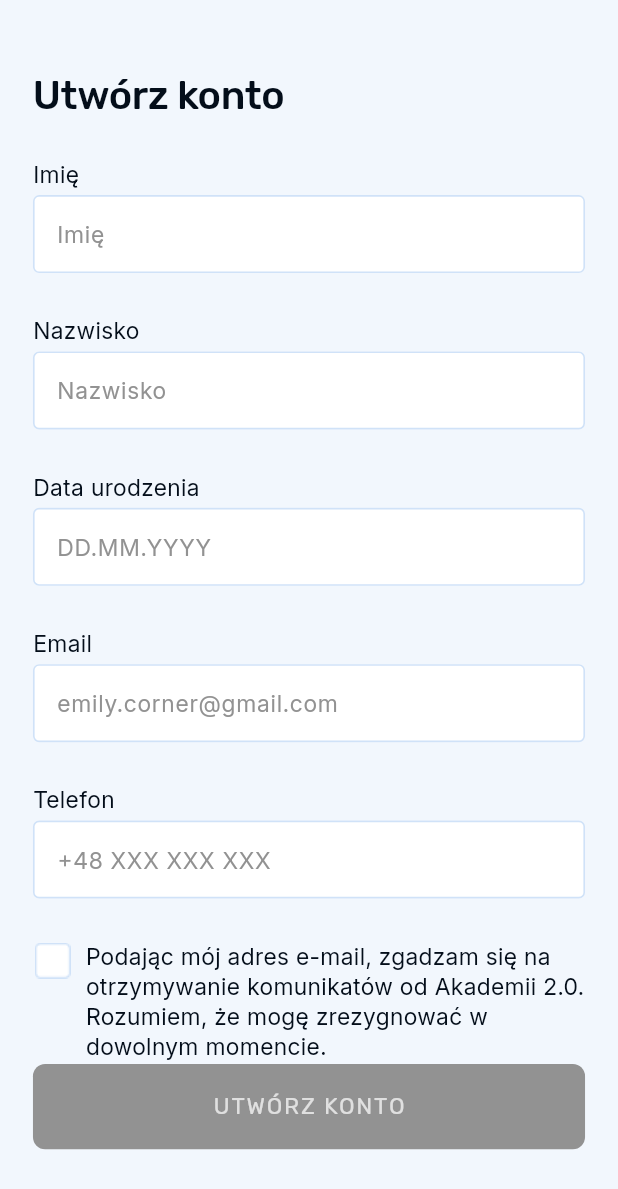
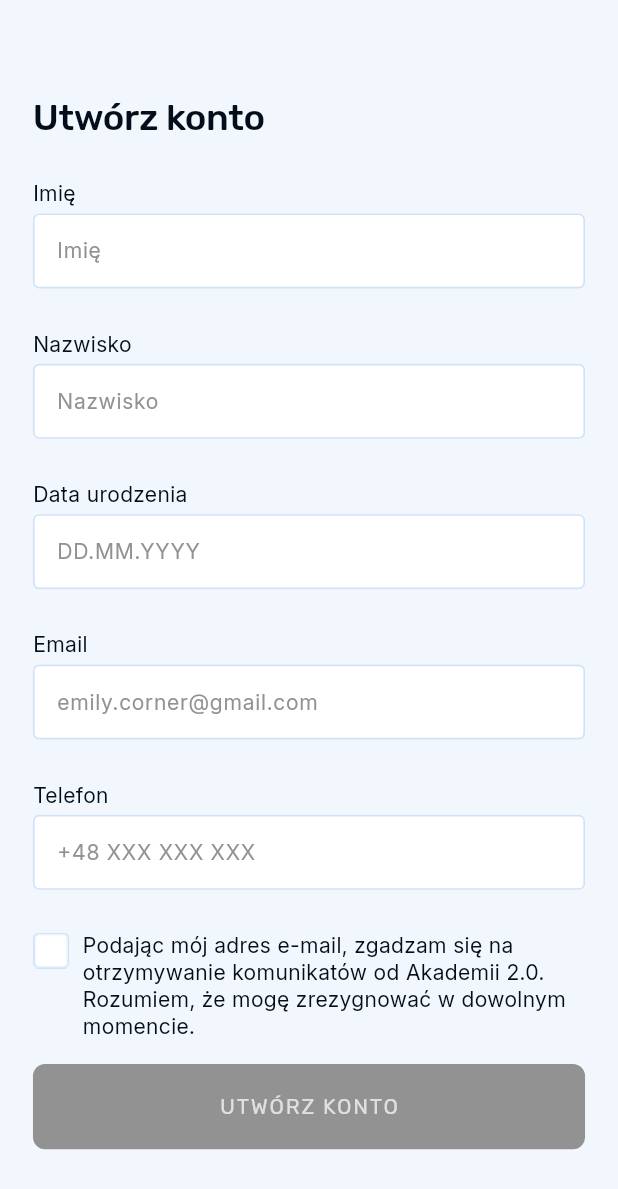
Before and after one commit to WebgateSystems/akademy2-mobile, a Flutter app: the screen it shows after launch, after a tap on "UTWÓRZ KONTO", on a phone screen of 412 x 824 dp. Shown: the top 1189 px of the screen. Run offline on Flutter 3.47's test engine with Material 3 defaults, Android fonts, the phone set to English and light mode, and no system bars; our stand-ins replace connectivity_plus, dio, file_picker, flutter_riverpod, flutter_screenutil, flutter_secure_storage and 11 more; missing offline and left inert: dio_smart_retry, downloadsfolder, flutter_pdfview, isar_plus, mobile_scanner, vector_graphics_compiler and 1 more; accounts and stored records are empty; generated files the repository leaves out were written again; statements that could not run were skipped.

Commit message:
fix ScreenUtilInit designSize

```diff
--- a/lib/app/app.dart
+++ b/lib/app/app.dart
@@ -94,9 +94,17 @@ class _AppState extends ConsumerState<App> with WidgetsBindingObserver {
   Widget build(BuildContext context) {
     final router = ref.watch(routerProvider);
     final settings = ref.watch(settingsProvider);
+    return LayoutBuilder(builder: (context, constraints) {
+      Size designSize;
+      if (constraints.maxWidth >= 600) {
+        designSize = const Size(768, 1024);
+      } else {
+        designSize = const Size(375, 812);
+      }
       return ScreenUtilInit(
-        designSize: const Size(375, 812),
-        minTextAdapt: false,
+          designSize: designSize,
+          minTextAdapt: true,
+          splitScreenMode: true,
           builder: (context, child) {
             return MediaQuery.removePadding(
               context: context,
@@ -115,11 +123,13 @@ class _AppState extends ConsumerState<App> with WidgetsBindingObserver {
                   routerConfig: router,
                   onGenerateTitle: (context) =>
                       AppLocalizations.of(context)?.appTitle ?? 'AKAdemy2.0',
-                localizationsDelegates: AppLocalizations.localizationsDelegates,
+                  localizationsDelegates:
+                      AppLocalizations.localizationsDelegates,
                   supportedLocales: AppLocalizations.supportedLocales,
                 ),
               ),
             );
           });
+    });
   }
 }
--- a/lib/app/view/base_page_with_toolbar.dart
+++ b/lib/app/view/base_page_with_toolbar.dart
@@ -39,10 +39,11 @@ class BasePageWithToolbar extends StatelessWidget {
         final bodyChildren = spacerIndex == -1
             ? childWidgets
             : childWidgets.sublist(0, spacerIndex);
-        final footerChildren =
-            spacerIndex == -1 ? <Widget>[] : childWidgets.sublist(spacerIndex + 1);
-        final hasFlexChild = bodyChildren
-            .any((w) => w is Expanded || w is Flexible || w is FlexibleSpaceBar);
+        final footerChildren = spacerIndex == -1
+            ? <Widget>[]
+            : childWidgets.sublist(spacerIndex + 1);
+        final hasFlexChild = bodyChildren.any(
+            (w) => w is Expanded || w is Flexible || w is FlexibleSpaceBar);
 
         if (stickChildrenToBottom) {
           return AnimatedContainer(
@@ -73,8 +74,10 @@ class BasePageWithToolbar extends StatelessWidget {
                         ),
                       ),
                     ),
-                  if (title.isNotEmpty) SizedBox(height: 16.h),
-                  if (title.isNotEmpty)
+                  if (title.isNotEmpty) ...[
+                    (showBackButton && !isOneToolbarRow)
+                        ? SizedBox(height: 16.h)
+                        : SizedBox(height: 32.h),
                     Padding(
                       padding: EdgeInsets.only(
                           right: 20.w,
@@ -104,6 +107,7 @@ class BasePageWithToolbar extends StatelessWidget {
                             : null,
                       ),
                     ),
+                  ],
                   Expanded(
                     child: Padding(
                       padding: EdgeInsets.symmetric(horizontal: 20.w),
@@ -154,7 +158,7 @@ class BasePageWithToolbar extends StatelessWidget {
           keyboardDismissBehavior: ScrollViewKeyboardDismissBehavior.onDrag,
           child: Column(
             children: [
-              SizedBox(height: 32.h),
+              showBackButton ? SizedBox(height: 32.h) : SizedBox(height: 48.h),
               if (showBackButton)
                 Padding(
                   padding: EdgeInsets.only(top: 16.h),
--- a/lib/app/view/checkbox_widget.dart
+++ b/lib/app/view/checkbox_widget.dart
@@ -28,8 +28,8 @@ class CheckboxWidget extends StatelessWidget {
             value
                 ? 'assets/images/ic_checkbox_checked.png'
                 : 'assets/images/ic_checkbox_unchecked.png',
-            width: 24.w,
-            height: 24.w,
+            width: 24.r,
+            height: 24.r,
           ),
         ),
         SizedBox(width: 8.w),
--- a/lib/features/auth/pin_pages.dart
+++ b/lib/features/auth/pin_pages.dart
@@ -534,7 +534,7 @@ class _RoundButtonState extends State<RoundButton> {
       return AnimatedOpacity(
         duration: const Duration(milliseconds: 120),
         opacity: _pressed ? widget.pressedImageOpacity : 1.0,
-        child: Image.asset(widget.assetImage!, width: 34.w, height: 24.h),
+        child: Image.asset(widget.assetImage!, width: 34.r, height: 24.r),
       );
     }
 
--- a/lib/features/auth/wait_approval_page.dart
+++ b/lib/features/auth/wait_approval_page.dart
@@ -94,8 +94,8 @@ class WaitApprovalPage extends ConsumerWidget {
             icon: Image.asset(
               'assets/images/ic_close.png',
               color: AppColors.contentOnAccentPrimary(context),
-              width: 20.w,
-              height: 20.w,
+              width: 20.r,
+              height: 20.r,
             ),
             onPressed: () => context.go('/login'),
           ),
--- a/lib/features/modules/cards/video_content_card.dart
+++ b/lib/features/modules/cards/video_content_card.dart
@@ -44,8 +44,8 @@ class VideoContentCard extends StatelessWidget {
             child: Image.asset(
               'assets/images/ic_play_arrow_48.png',
               fit: BoxFit.contain,
-              width: 48.w,
-              height: 48.w,
+              width: 48.r,
+              height: 48.r,
             ),
           ),
         ),
--- a/lib/features/splash/splash_page.dart
+++ b/lib/features/splash/splash_page.dart
@@ -86,8 +86,8 @@ class _SplashPageState extends ConsumerState<SplashPage> {
                       onTap: _onLogoTap,
                       child: Image.asset(
                         'assets/images/logo_full.png',
-                        width: 265.w,
-                        height: 120.w,
+                        width: 265.r,
+                        height: 120.r,
                       ),
                     ),
                     Spacer(),
@@ -108,8 +108,8 @@ class _SplashPageState extends ConsumerState<SplashPage> {
                             onTap: _onLogoTap,
                             child: Image.asset(
                               'assets/images/logo_enchanced.png',
-                              width: 90.w,
-                              height: 90.w,
+                              width: 90.r,
+                              height: 90.r,
                             ),
                           ),
                           Spacer(),
@@ -117,8 +117,8 @@ class _SplashPageState extends ConsumerState<SplashPage> {
                             onTap: _onLogoTap,
                             child: Image.asset(
                               'assets/images/logo4.png',
-                              width: 110.w,
-                              height: 110.w,
+                              width: 110.r,
+                              height: 110.r,
                             ),
                           ),
                           Spacer(),
@@ -126,8 +126,8 @@ class _SplashPageState extends ConsumerState<SplashPage> {
                             onTap: _onLogoTap,
                             child: Image.asset(
                               'assets/images/logo8.png',
-                              width: 90.w,
-                              height: 90.w,
+                              width: 90.r,
+                              height: 90.r,
                             ),
                           ),
                         ],
@@ -142,8 +142,8 @@ class _SplashPageState extends ConsumerState<SplashPage> {
                             onTap: _onLogoTap,
                             child: Image.asset(
                               'assets/images/ws_logo.png',
-                              width: 118.w,
-                              height: 22.w,
+                              width: 118.r,
+                              height: 22.r,
                             ),
                           ),
                           Spacer(),
@@ -151,8 +151,8 @@ class _SplashPageState extends ConsumerState<SplashPage> {
                             onTap: _onLogoTap,
                             child: Image.asset(
                               'assets/images/logo6.png',
-                              width: 90.w,
-                              height: 90.w,
+                              width: 90.r,
+                              height: 90.r,
                             ),
                           ),
                           Spacer(),
@@ -160,8 +160,8 @@ class _SplashPageState extends ConsumerState<SplashPage> {
                             onTap: _onLogoTap,
                             child: Image.asset(
                               'assets/images/securhub.png',
-                              width: 118.w,
-                              height: 72.w,
+                              width: 118.r,
+                              height: 72.r,
                             ),
                           ),
                         ],
@@ -181,8 +181,8 @@ class _SplashPageState extends ConsumerState<SplashPage> {
                   child: IconButton(
                     icon: Image.asset('assets/images/ic_close.png',
                         color: theme.textTheme.bodyMedium?.color,
-                        width: 20.w,
-                        height: 20.w),
+                        width: 20.r,
+                        height: 20.r),
                     onPressed: _goNext,
                   ),
                 ),
--- a/lib/features/videos/add_video_page.dart
+++ b/lib/features/videos/add_video_page.dart
@@ -120,7 +120,6 @@ class _AddVideoPageState extends State<AddVideoPage> {
         title: l10n.addVideoPageTitle,
         showBackButton: true,
         stickChildrenToBottom: true,
-        paddingBottom: 20.h,
         children: [
           SizedBox(height: 16.h),
           _PreviewPicker(
@@ -320,8 +319,8 @@ class _PreviewPicker extends StatelessWidget {
                     Theme.of(context).brightness == Brightness.dark
                         ? 'assets/images/ic_upload_dark.png'
                         : 'assets/images/ic_upload.png',
-                    width: 48.w,
-                    height: 48.w,
+                    width: 48.r,
+                    height: 48.r,
                   ),
                 ),
               ),
--- a/pubspec.yaml
+++ b/pubspec.yaml
@@ -1,7 +1,7 @@
 name: academy_2_app
 description: "A new Flutter project."
 publish_to: 'none'
-version: 1.0.1+12
+version: 1.0.1+13
 
 environment:
   sdk: ">=3.4.0 <4.0.0"
```
Also changed, not shown: lib/features/home/home_shell.dart (+4 -4 lines), lib/features/modules/module_page.dart (+6 -6 lines), lib/features/modules/quiz_page.dart (+4 -4 lines), lib/features/videos/school_videos_page.dart (+12 -12 lines). Lines whose indentation alone changed are shown as unchanged.
